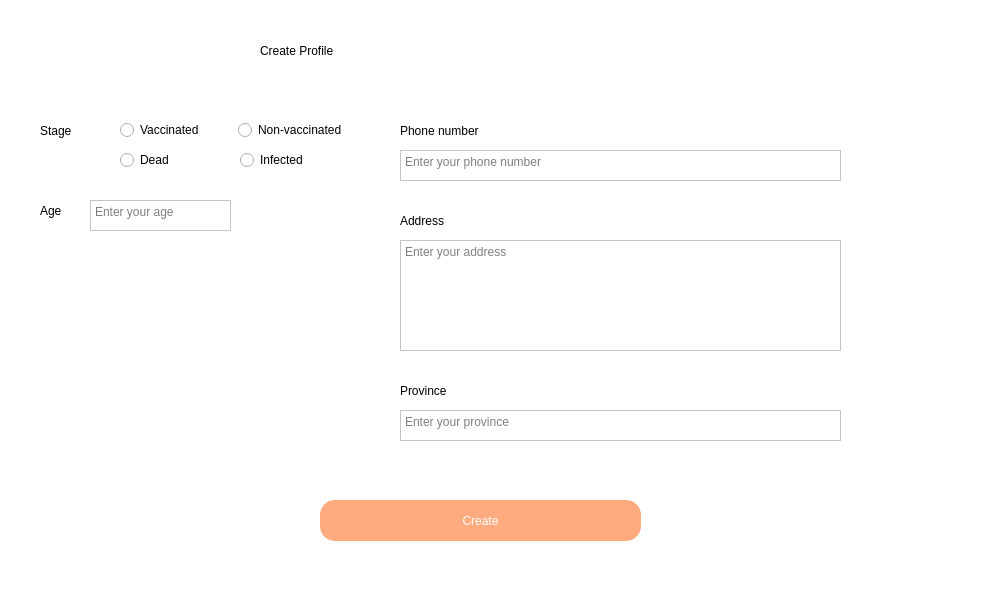
Qt form UI/create_profile.ui (titichayajojo/COJANG) before a commit.
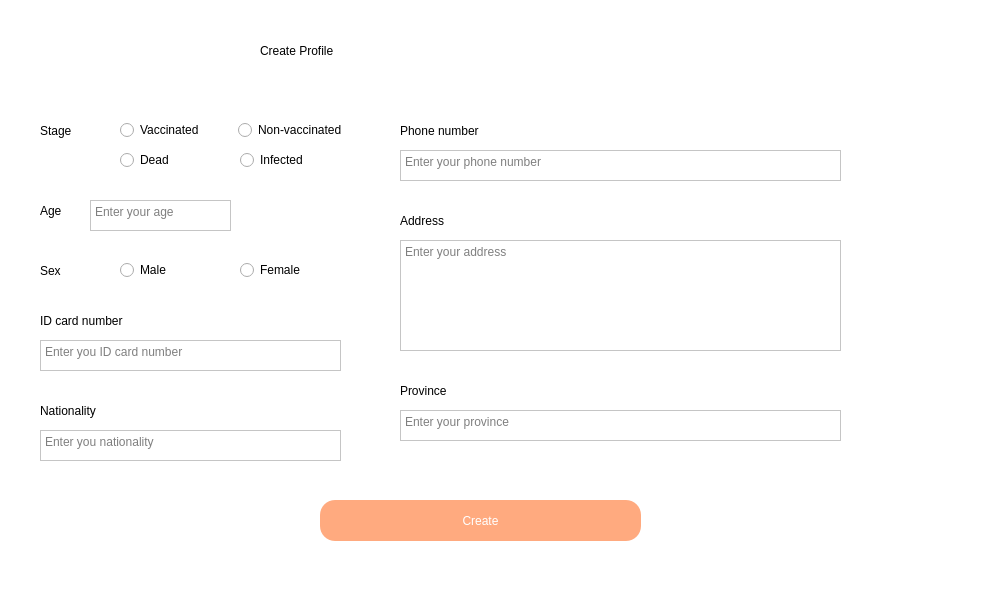
The same form after that commit. Icons and pictures are not drawn.

What changed in the file:
```diff
--- a/UI/create_profile.ui
+++ b/UI/create_profile.ui
@@ -261,22 +261,6 @@
      <string>Create</string>
     </property>
    </widget>
-   <widget class="QLabel" name="label_2">
-    <property name="geometry">
-     <rect>
-      <x>80</x>
-      <y>260</y>
-      <width>231</width>
-      <height>251</height>
-     </rect>
-    </property>
-    <property name="text">
-     <string/>
-    </property>
-    <property name="pixmap">
-     <pixmap>../create_virus2.png</pixmap>
-    </property>
-   </widget>
    <widget class="QRadioButton" name="radioButton_dead">
     <property name="geometry">
      <rect>
@@ -309,6 +293,129 @@
      <string notr="true">buttonGroup_2</string>
     </attribute>
    </widget>
+   <widget class="QLabel" name="label_full_name_7">
+    <property name="geometry">
+     <rect>
+      <x>40</x>
+      <y>250</y>
+      <width>41</width>
+      <height>41</height>
+     </rect>
+    </property>
+    <property name="styleSheet">
+     <string notr="true">font: 700 13pt &quot;Microsoft JhengHei UI&quot;;
+</string>
+    </property>
+    <property name="text">
+     <string>Sex</string>
+    </property>
+   </widget>
+   <widget class="QRadioButton" name="radioButton_male">
+    <property name="geometry">
+     <rect>
+      <x>120</x>
+      <y>260</y>
+      <width>89</width>
+      <height>20</height>
+     </rect>
+    </property>
+    <property name="text">
+     <string>Male</string>
+    </property>
+    <attribute name="buttonGroup">
+     <string notr="true">buttonGroup</string>
+    </attribute>
+   </widget>
+   <widget class="QRadioButton" name="radioButton_female">
+    <property name="geometry">
+     <rect>
+      <x>240</x>
+      <y>260</y>
+      <width>89</width>
+      <height>20</height>
+     </rect>
+    </property>
+    <property name="text">
+     <string>Female</string>
+    </property>
+    <attribute name="buttonGroup">
+     <string notr="true">buttonGroup</string>
+    </attribute>
+   </widget>
+   <widget class="QLabel" name="label_full_name_8">
+    <property name="geometry">
+     <rect>
+      <x>40</x>
+      <y>300</y>
+      <width>141</width>
+      <height>41</height>
+     </rect>
+    </property>
+    <property name="styleSheet">
+     <string notr="true">font: 700 13pt &quot;Microsoft JhengHei UI&quot;;
+</string>
+    </property>
+    <property name="text">
+     <string>ID card number</string>
+    </property>
+   </widget>
+   <widget class="QTextEdit" name="textEdit_id_card">
+    <property name="geometry">
+     <rect>
+      <x>40</x>
+      <y>340</y>
+      <width>301</width>
+      <height>31</height>
+     </rect>
+    </property>
+    <property name="styleSheet">
+     <string notr="true">font: 700 12pt &quot;Microsoft JhengHei UI Light&quot;;
+</string>
+    </property>
+    <property name="inputMethodHints">
+     <set>Qt::ImhNone</set>
+    </property>
+    <property name="placeholderText">
+     <string>Enter you ID card number</string>
+    </property>
+   </widget>
+   <widget class="QLabel" name="label_full_name_9">
+    <property name="geometry">
+     <rect>
+      <x>40</x>
+      <y>390</y>
+      <width>141</width>
+      <height>41</height>
+     </rect>
+    </property>
+    <property name="styleSheet">
+     <string notr="true">font: 700 13pt &quot;Microsoft JhengHei UI&quot;;
+</string>
+    </property>
+    <property name="text">
+     <string>Nationality</string>
+    </property>
+   </widget>
+   <widget class="QTextEdit" name="textEdit_nationality">
+    <property name="geometry">
+     <rect>
+      <x>40</x>
+      <y>430</y>
+      <width>301</width>
+      <height>31</height>
+     </rect>
+    </property>
+    <property name="styleSheet">
+     <string notr="true">font: 700 12pt &quot;Microsoft JhengHei UI Light&quot;;
+</string>
+    </property>
+    <property name="inputMethodHints">
+     <set>Qt::ImhNone</set>
+    </property>
+    <property name="placeholderText">
+     <string>Enter you nationality</string>
+    </property>
+   </widget>
   </widget>
   <widget class="QMenuBar" name="menubar">
    <property name="geometry">
```
Left out of the diff: 1 changed line with no effect on the pictures.
